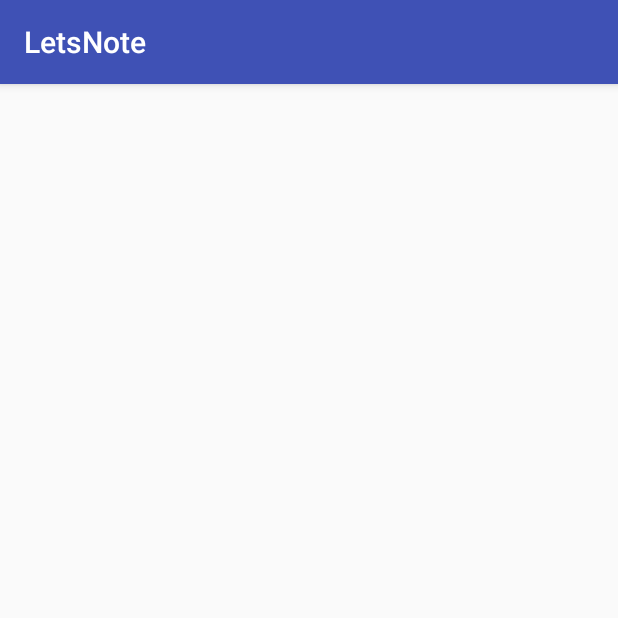
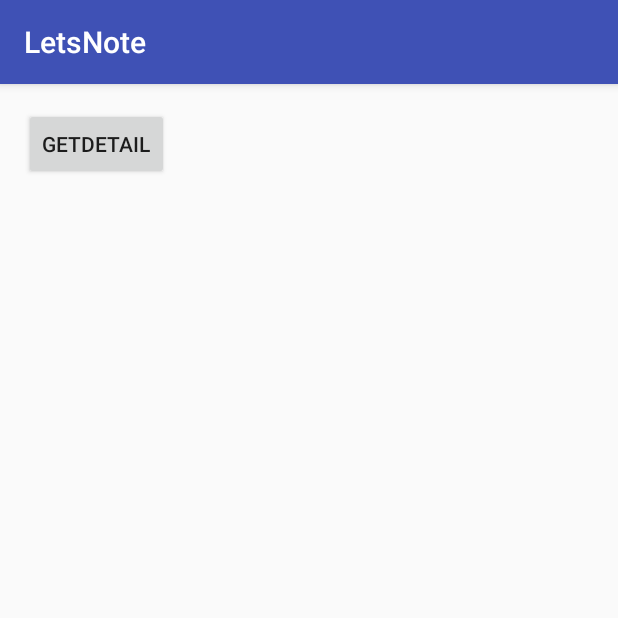
Before and after one commit to azharfauzandz/letsnote_android, an Android app: the NotesDetailActivity screen opened directly, with no data from a screen before it, on a phone screen of 412 x 824 dp, the top half of it. Run offline under Robolectric (Android 15) with nearby library versions, the phone set to English and light mode, and no system bars; our stand-ins replace ButterKnife; libraries missing offline, so code that uses them is left out: de.greenrobot.event; 1 statement that could not run was skipped.

Commit message:
cleaned up model and event, created basic get notes detail

```diff
--- a/app/src/main/java/tekmob/letsnote/managers/NotesManager.java
+++ b/app/src/main/java/tekmob/letsnote/managers/NotesManager.java
@@ -13,6 +13,7 @@
 import tekmob.letsnote.events.GetDummyEvent;
 import tekmob.letsnote.events.GetDummyResultEvent;
 import tekmob.letsnote.events.GetNotesEvent;
+import tekmob.letsnote.events.GetNotesResultEvent;
 import tekmob.letsnote.models.DummyModel;
 import tekmob.letsnote.models.GetNotesModel;
 import tekmob.letsnote.models.GetNotesResultModel;
@@ -57,11 +58,13 @@
             @Override
             public void success(GetNotesResultModel getNotesResultModel, Response response) {
                 Log.d("callback", "get notes success");
+                eventBus.post(new GetNotesResultEvent(true, getNotesResultModel));
             }
 
             @Override
             public void failure(RetrofitError error) {
                 Log.d("callback", "get notes failed");
+                eventBus.post(new GetNotesResultEvent(false, "fail"));
             }
         };
         NotesService.getNotes(new GetNotesModel(event), callback, context);
--- a/app/src/main/java/tekmob/letsnote/ui/NotesDetailActivity.java
+++ b/app/src/main/java/tekmob/letsnote/ui/NotesDetailActivity.java
@@ -2,21 +2,53 @@
 
 import android.support.v7.app.AppCompatActivity;
 import android.os.Bundle;
+import android.util.Log;
+import android.widget.TextView;
 import android.widget.Toast;
 
+import butterknife.Bind;
+import butterknife.ButterKnife;
+import butterknife.OnClick;
 import tekmob.letsnote.R;
 import tekmob.letsnote.events.GetDummyResultEvent;
+import tekmob.letsnote.events.GetNotesEvent;
+import tekmob.letsnote.events.GetNotesResultEvent;
+import tekmob.letsnote.models.GetNotesResultModel;
 
 public class NotesDetailActivity extends BaseActivity {
+    @Bind(R.id.notes_title)
+    TextView notesTitle;
+    @Bind(R.id.notes_description)
+    TextView notesDescription;
+    @Bind(R.id.notes_price)
+    TextView notesPrice;
+    @Bind(R.id.notes_link)
+    TextView notesLink;
 
     @Override
     protected void onCreate(Bundle savedInstanceState) {
         super.onCreate(savedInstanceState);
         setContentView(R.layout.activity_notes_detail);
+        ButterKnife.bind(this);
     }
 
-    public void onEvent(GetDummyResultEvent event) {
-        String test = event.getDummyModel().getHost();
-        Toast.makeText(this, test, Toast.LENGTH_SHORT).show();
+    @OnClick(R.id.button_detail)
+    public void buttonDetail(){
+        eventBus.post(new GetNotesEvent("4"));
+    }
+
+    public void onEvent(GetNotesResultEvent event) {
+        Log.d("event", "get notes result");
+        if(event.getStatus() == event.OK) {
+            GetNotesResultModel model = event.getGetNotesResultModel();
+            notesTitle.setText(model.getTitle());
+            notesDescription.setText(model.getDescription());
+            notesPrice.setText(model.getPrice());
+            notesLink.setText(model.getPhotoLink());
+        }
+        else {
+            Toast.makeText(this, "get failed", Toast.LENGTH_SHORT).show();
+        }
+
     }
 }
--- a/app/src/main/res/layout/activity_notes_detail.xml
+++ b/app/src/main/res/layout/activity_notes_detail.xml
@@ -1,7 +1,8 @@
 <?xml version="1.0" encoding="utf-8"?>
-<RelativeLayout xmlns:android="http://schemas.android.com/apk/res/android"
+<LinearLayout xmlns:android="http://schemas.android.com/apk/res/android"
     xmlns:tools="http://schemas.android.com/tools"
     android:id="@+id/activity_notes_detail"
+    android:orientation="vertical"
     android:layout_width="match_parent"
     android:layout_height="match_parent"
     android:paddingBottom="@dimen/activity_vertical_margin"
@@ -9,5 +10,25 @@
     android:paddingRight="@dimen/activity_horizontal_margin"
     android:paddingTop="@dimen/activity_vertical_margin"
     tools:context="tekmob.letsnote.ui.NotesDetailActivity">
-
-</RelativeLayout>
+    <Button
+        android:id="@+id/button_detail"
+        android:layout_width="wrap_content"
+        android:layout_height="wrap_content"
+        android:text="getDetail"/>
+    <TextView
+        android:id="@+id/notes_title"
+        android:layout_width="wrap_content"
+        android:layout_height="wrap_content" />
+    <TextView
+        android:id="@+id/notes_description"
+        android:layout_width="wrap_content"
+        android:layout_height="wrap_content" />
+    <TextView
+        android:id="@+id/notes_price"
+        android:layout_width="wrap_content"
+        android:layout_height="wrap_content" />
+    <TextView
+        android:id="@+id/notes_link"
+        android:layout_width="wrap_content"
+        android:layout_height="wrap_content" />
+</LinearLayout>
```
Also changed, not shown: app/src/main/java/tekmob/letsnote/events/GetNotesResultEvent.java (+11 -33 lines), app/src/main/java/tekmob/letsnote/models/GetNotesResultModel.java (+0 -9 lines).
